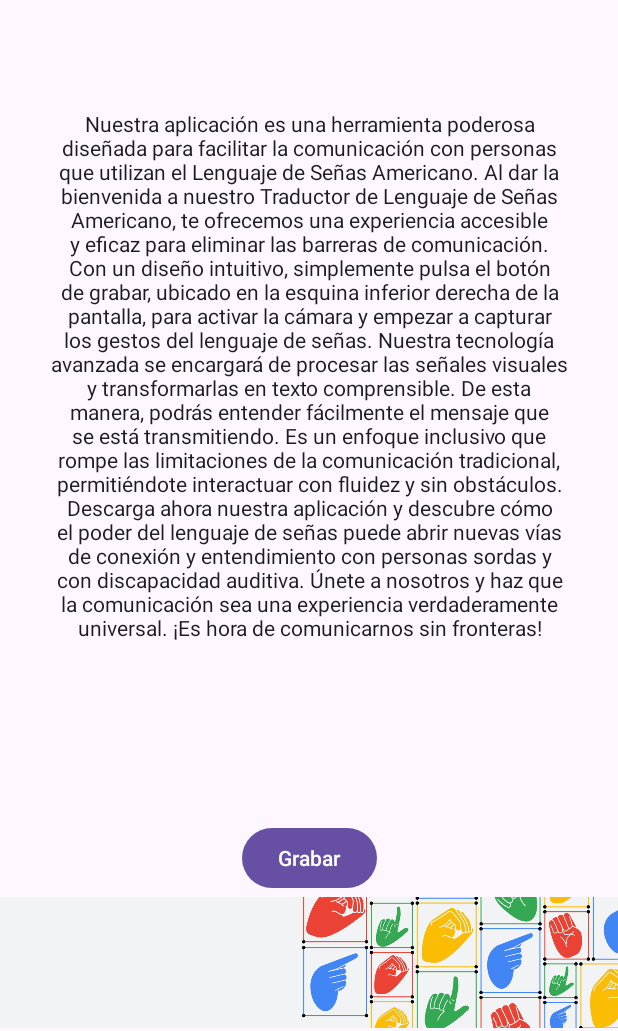
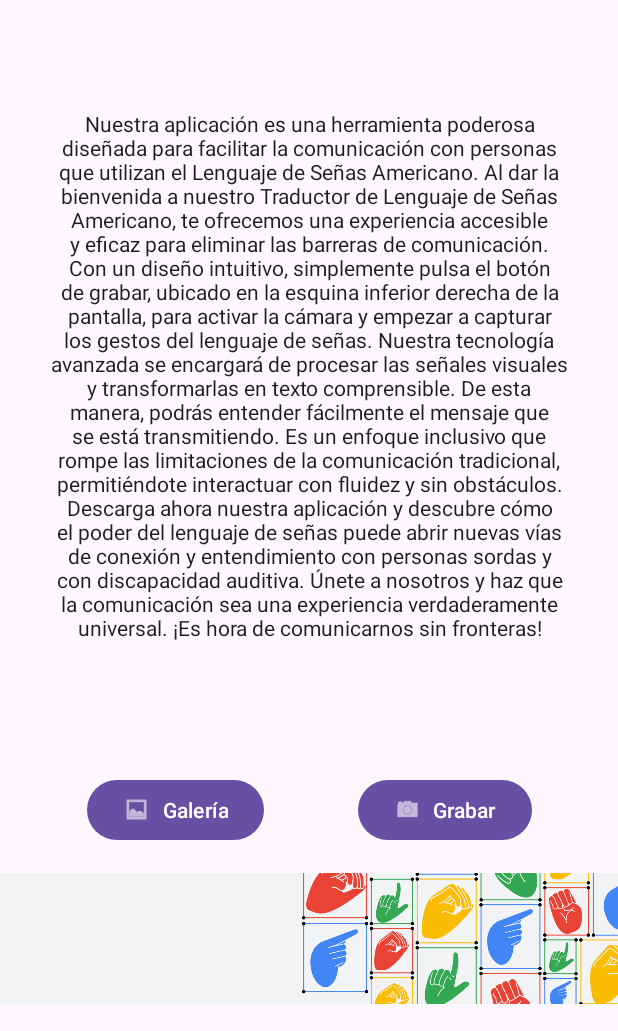
Before and after one commit to Speaking-Hands/app, an Android app: the screen it shows after launch (MainActivity), on a phone screen of 412 x 824 dp, the part 205-1236 px from its top. Run offline under Robolectric (Android 15) with nearby library versions, the phone set to English and light mode, and no system bars.

Commit message:
At least buttons are done

```diff
--- a/app/src/main/java/com/speakinghands/MainActivity.kt
+++ b/app/src/main/java/com/speakinghands/MainActivity.kt
@@ -21,6 +21,7 @@ import java.io.IOException
 class MainActivity : AppCompatActivity() {
 
     private lateinit var grabarButton: Button
+    private lateinit var galeriaButton: Button
     private lateinit var cancelarButton: Button
     private lateinit var traducirButton: Button
     private lateinit var videoView: VideoView
@@ -32,10 +33,11 @@ class MainActivity : AppCompatActivity() {
         super.onCreate(savedInstanceState)
         setContentView(R.layout.activity_main)
 
-        grabarButton = findViewById(R.id.button)
+        grabarButton = findViewById(R.id.buttonGrabar)
+        galeriaButton = findViewById(R.id.buttonGaleria)
         cancelarButton = findViewById(R.id.cancelButton)
         traducirButton = findViewById(R.id.translateButton)
-        videoView = findViewById(R.id.videoView)
+        videoView = findViewById(R.id.videoGrabado)
         description = findViewById(R.id.appDescription)
 
         grabarButton.isEnabled = false
@@ -51,6 +53,10 @@ class MainActivity : AppCompatActivity() {
         grabarButton.setOnClickListener {
             val i = Intent(MediaStore.ACTION_VIDEO_CAPTURE)
             startActivityForResult(i, 1111)
+        }
+
+        galeriaButton.setOnClickListener {
+            // TODO open gallery
         }
 
         cancelarButton.setOnClickListener {
--- a/app/src/main/res/layout/activity_main.xml
+++ b/app/src/main/res/layout/activity_main.xml
@@ -6,31 +6,10 @@
     android:layout_height="match_parent"
     tools:context=".MainActivity">
 
-    <VideoView
-        android:id="@+id/videoView"
-        android:layout_width="413dp"
-        android:layout_height="500dp"
-        app:layout_constraintBottom_toTopOf="@+id/translateButton"
-        app:layout_constraintEnd_toEndOf="parent"
-        app:layout_constraintHorizontal_bias="0.5"
-        app:layout_constraintStart_toStartOf="parent"
-        app:layout_constraintTop_toBottomOf="@+id/imageView"
-        app:layout_constraintVertical_bias="0.5" />
-
-    <Button
-        android:id="@+id/button"
-        android:layout_width="wrap_content"
-        android:layout_height="wrap_content"
-        android:text="@string/grabar"
-        app:layout_constraintBottom_toTopOf="@+id/imageView2"
-        app:layout_constraintEnd_toEndOf="parent"
-        app:layout_constraintHorizontal_bias="0.5"
-        app:layout_constraintStart_toStartOf="parent"
-        app:layout_constraintTop_toBottomOf="@+id/videoView"
-        app:layout_constraintVertical_bias="0.5" />
+    <!--IMAGENES DE FONDO-->
 
     <ImageView
-        android:id="@+id/imageView"
+        android:id="@+id/imageViewFondo"
         android:layout_width="413dp"
         android:layout_height="91dp"
         app:layout_constraintBottom_toTopOf="@+id/appName"
@@ -42,30 +21,31 @@
         app:srcCompat="@drawable/header" />
 
     <ImageView
-        android:id="@+id/imageView2"
+        android:id="@+id/imageViewFondo2"
         android:layout_width="413dp"
         android:layout_height="91dp"
         app:layout_constraintBottom_toBottomOf="parent"
         app:layout_constraintEnd_toEndOf="parent"
         app:layout_constraintHorizontal_bias="0.5"
         app:layout_constraintStart_toStartOf="parent"
-        app:layout_constraintTop_toBottomOf="@+id/button"
+        app:layout_constraintTop_toBottomOf="@+id/buttonGrabar"
         app:layout_constraintVertical_bias="0.5"
         app:srcCompat="@drawable/header" />
 
-    <TextView
-        android:id="@+id/appDescription"
-        android:layout_width="347dp"
-        android:layout_height="wrap_content"
-        android:text="@string/welcomeDescription"
-        android:textAlignment="center"
-        android:textAppearance="@style/TextAppearance.AppCompat.Body1"
-        app:layout_constraintBottom_toTopOf="@+id/videoView"
+    <!--VIDEO-->
+
+    <VideoView
+        android:id="@+id/videoGrabado"
+        android:layout_width="413dp"
+        android:layout_height="500dp"
+        app:layout_constraintBottom_toTopOf="@+id/translateButton"
         app:layout_constraintEnd_toEndOf="parent"
         app:layout_constraintHorizontal_bias="0.5"
         app:layout_constraintStart_toStartOf="parent"
-        app:layout_constraintTop_toBottomOf="@+id/videoView"
+        app:layout_constraintTop_toBottomOf="@+id/imageViewFondo"
         app:layout_constraintVertical_bias="0.5" />
+
+    <!--TITULO-->
 
     <TextView
         android:id="@+id/appName"
@@ -76,35 +56,96 @@
         android:textAppearance="@style/TextAppearance.AppCompat.Display1"
         android:textColor="#673AB7"
         android:textStyle="bold"
-        app:layout_constraintBottom_toTopOf="@+id/videoView"
+        app:layout_constraintBottom_toTopOf="@+id/videoGrabado"
         app:layout_constraintEnd_toEndOf="parent"
         app:layout_constraintHorizontal_bias="0.5"
         app:layout_constraintStart_toStartOf="parent"
-        app:layout_constraintTop_toBottomOf="@+id/imageView"
+        app:layout_constraintTop_toBottomOf="@+id/imageViewFondo"
         app:layout_constraintVertical_bias="0.5" />
+
+    <!--DESCRIPCION-->
+
+    <TextView
+        android:id="@+id/appDescription"
+        android:layout_width="347dp"
+        android:layout_height="wrap_content"
+        android:text="@string/welcomeDescription"
+        android:textAlignment="center"
+        android:textAppearance="@style/TextAppearance.AppCompat.Body1"
+        app:layout_constraintBottom_toTopOf="@+id/videoGrabado"
+        app:layout_constraintEnd_toEndOf="parent"
+        app:layout_constraintHorizontal_bias="0.5"
+        app:layout_constraintStart_toStartOf="parent"
+        app:layout_constraintTop_toBottomOf="@+id/videoGrabado"
+        app:layout_constraintVertical_bias="0.5" />
+
+    <!--GRABAR Y GALERIA-->
+
+ <!--   <Button
+        android:id="@+id/buttonGrabar"
+        android:layout_width="wrap_content"
+        android:layout_height="wrap_content"
+        android:text="@string/grabar"
+        app:icon="@android:drawable/presence_video_online"
+        app:layout_constraintBottom_toTopOf="@+id/imageViewFondo2"
+        app:layout_constraintEnd_toEndOf="parent"
+        app:layout_constraintHorizontal_bias="0.5"
+        app:layout_constraintStart_toStartOf="parent"
+        app:layout_constraintTop_toBottomOf="@+id/videoGrabado"
+        app:layout_constraintVertical_bias="0.5" />-->
+
+    <Button
+        android:id="@+id/buttonGrabar"
+        android:layout_width="wrap_content"
+        android:layout_height="wrap_content"
+        android:text="@string/grabar"
+        app:icon="@android:drawable/ic_menu_camera"
+        app:layout_constraintBottom_toTopOf="@+id/imageViewFondo2"
+        app:layout_constraintEnd_toEndOf="parent"
+        app:layout_constraintHorizontal_bias="0.5"
+        app:layout_constraintStart_toEndOf="@+id/cancelButton"
+        app:layout_constraintTop_toBottomOf="@+id/videoGrabado"
+        app:layout_constraintVertical_bias="0.5" />
+
+    <Button
+        android:id="@+id/buttonGaleria"
+        android:layout_width="wrap_content"
+        android:layout_height="wrap_content"
+        android:text="@string/galeria"
+        app:icon="@android:drawable/ic_menu_gallery"
+        app:layout_constraintBottom_toTopOf="@+id/imageViewFondo2"
+        app:layout_constraintEnd_toStartOf="@+id/translateButton"
+        app:layout_constraintHorizontal_bias="0.5"
+        app:layout_constraintStart_toStartOf="parent"
+        app:layout_constraintTop_toBottomOf="@+id/videoGrabado"
+        app:layout_constraintVertical_bias="0.5" />
+
+    <!--TRADUCIR Y CANCELAR-->
 
     <Button
         android:id="@+id/translateButton"
         android:layout_width="wrap_content"
         android:layout_height="wrap_content"
-        android:text="Traducir"
-        app:layout_constraintBottom_toTopOf="@+id/button"
+        android:text="@string/traducir"
+        app:icon="@android:drawable/ic_menu_sort_alphabetically"
+        app:layout_constraintBottom_toTopOf="@+id/imageViewFondo2"
         app:layout_constraintEnd_toEndOf="parent"
         app:layout_constraintHorizontal_bias="0.5"
         app:layout_constraintStart_toEndOf="@+id/cancelButton"
-        app:layout_constraintTop_toBottomOf="@+id/videoView"
+        app:layout_constraintTop_toBottomOf="@+id/videoGrabado"
         app:layout_constraintVertical_bias="0.5" />
 
     <Button
         android:id="@+id/cancelButton"
         android:layout_width="wrap_content"
         android:layout_height="wrap_content"
-        android:text="Cancelar"
-        app:layout_constraintBottom_toTopOf="@+id/button"
+        android:text="@string/cancelar"
+        app:icon="@android:drawable/ic_menu_delete"
+        app:layout_constraintBottom_toTopOf="@+id/imageViewFondo2"
         app:layout_constraintEnd_toStartOf="@+id/translateButton"
         app:layout_constraintHorizontal_bias="0.5"
         app:layout_constraintStart_toStartOf="parent"
-        app:layout_constraintTop_toBottomOf="@+id/videoView"
+        app:layout_constraintTop_toBottomOf="@+id/videoGrabado"
         app:layout_constraintVertical_bias="0.5" />
 
 </androidx.constraintlayout.widget.ConstraintLayout>
--- a/app/src/main/res/values/strings.xml
+++ b/app/src/main/res/values/strings.xml
@@ -6,4 +6,7 @@
 Con un diseño intuitivo, simplemente pulsa el botón de grabar, ubicado en la esquina inferior derecha de la pantalla, para activar la cámara y empezar a capturar los gestos del lenguaje de señas. Nuestra tecnología avanzada se encargará de procesar las señales visuales y transformarlas en texto comprensible. De esta manera, podrás entender fácilmente el mensaje que se está transmitiendo.
 
 Es un enfoque inclusivo que rompe las limitaciones de la comunicación tradicional, permitiéndote interactuar con fluidez y sin obstáculos. Descarga ahora nuestra aplicación y descubre cómo el poder del lenguaje de señas puede abrir nuevas vías de conexión y entendimiento con personas sordas y con discapacidad auditiva. Únete a nosotros y haz que la comunicación sea una experiencia verdaderamente universal. ¡Es hora de comunicarnos sin fronteras!</string>
+    <string name="traducir">Traducir</string>
+    <string name="cancelar">Cancelar</string>
+    <string name="galeria">Galería</string>
 </resources>
```
